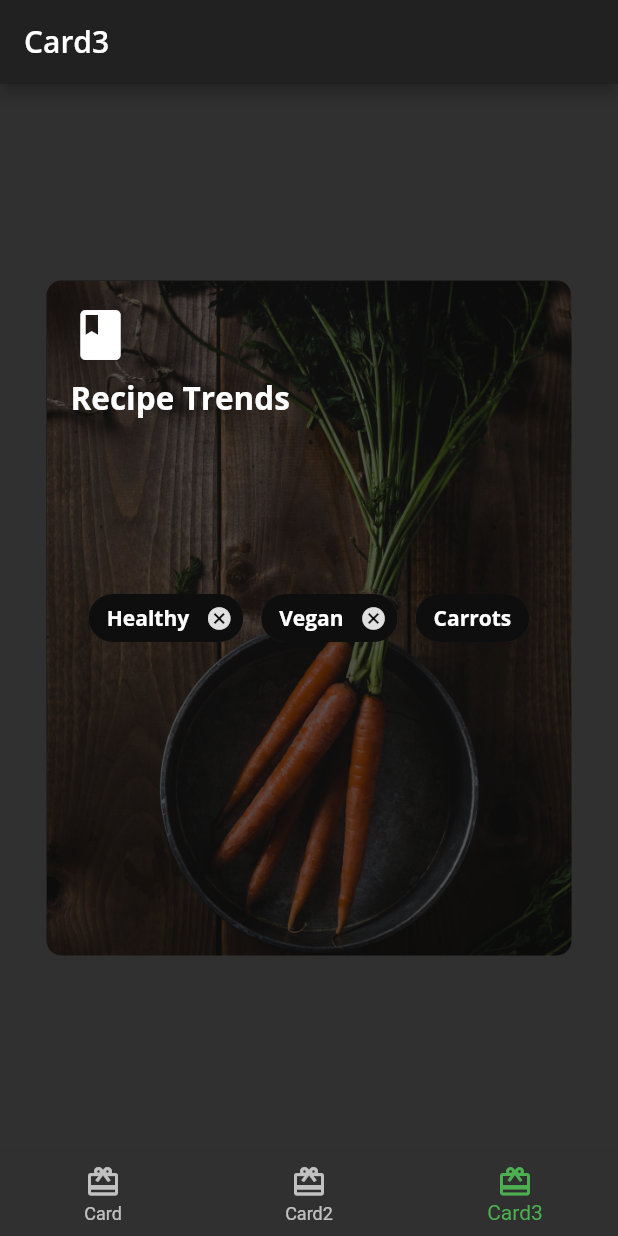
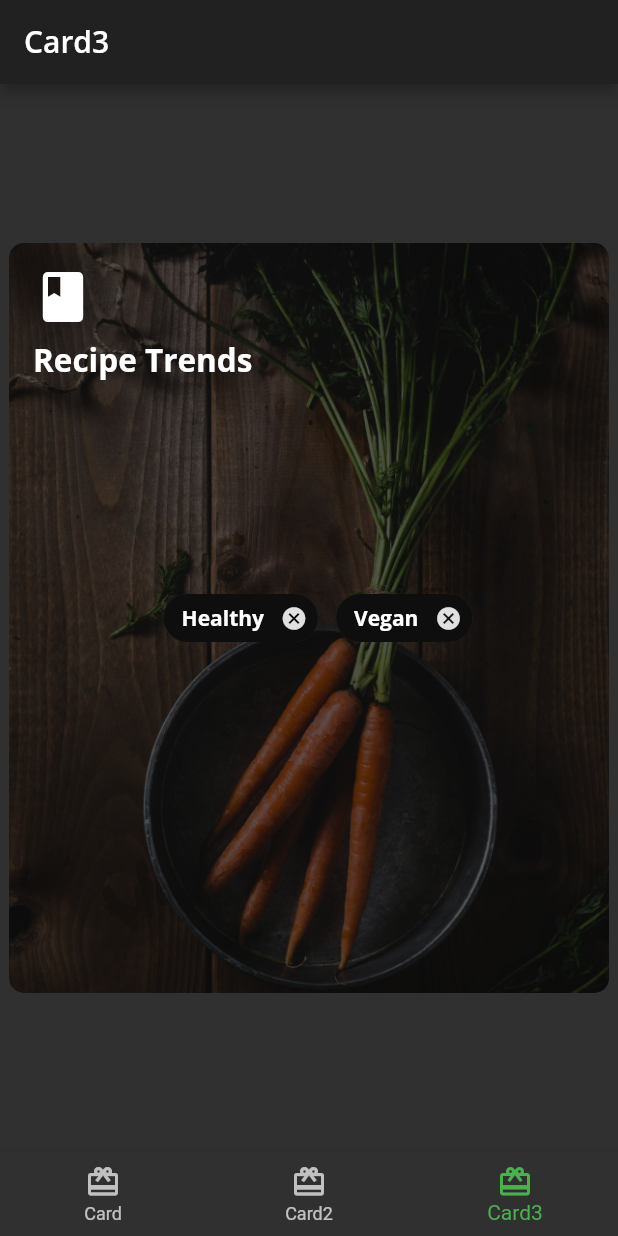
Before and after one commit to davidaodejobi/Flutter-Apprentice-Study, a Flutter app: the screen it shows after launch, item 3 of the bottom bar chosen, on a phone screen of 412 x 824 dp. Run offline on Flutter 3.47's test engine with Material 2 defaults, Android fonts, the light colour scheme and no system bars; our stand-ins replace google_fonts.

Commit message:
chip widget dip dive

```diff
--- a/fooderlich/lib/card1.dart
+++ b/fooderlich/lib/card1.dart
@@ -17,8 +17,8 @@ class Card1 extends StatelessWidget {
       child: Container(
         padding: const EdgeInsets.all(16),
         constraints: const BoxConstraints.expand(
-          width: 350,
-          height: 450,
+          width: 400,
+          height: 500,
         ),
 // Constrain the container’s size to a width of 350 and a height of 450.
         decoration: const BoxDecoration(
--- a/fooderlich/lib/card2.dart
+++ b/fooderlich/lib/card2.dart
@@ -1,5 +1,4 @@
 import 'package:flutter/material.dart';
-
 import 'author_card.dart';
 import 'fooderlich_theme.dart';
 
@@ -10,8 +9,8 @@ class Card2 extends StatelessWidget {
     return Center(
       child: Container(
         constraints: const BoxConstraints.expand(
-          width: 350,
-          height: 450,
+          width: 400,
+          height: 500,
         ),
         decoration: const BoxDecoration(
           image: DecorationImage(
--- a/fooderlich/lib/card3.dart
+++ b/fooderlich/lib/card3.dart
@@ -3,13 +3,35 @@ import 'fooderlich_theme.dart';
 
 class Card3 extends StatelessWidget {
   const Card3({Key? key}) : super(key: key);
+
+  // List<Color> colors = [
+  //   Color((Random().nextDouble() * 0xFFFFFF).toInt()).withOpacity(1.0),
+  //   Color((Random().nextDouble() * 0xFFFFFF).toInt()).withOpacity(1.0),
+  //   Color((Random().nextDouble() * 0xFFFFFF).toInt()).withOpacity(1.0),
+  //   Color((Random().nextDouble() * 0xFFFFFF).toInt()).withOpacity(1.0),
+  //   Color((Random().nextDouble() * 0xFFFFFF).toInt()).withOpacity(1.0),
+  //   Color((Random().nextDouble() * 0xFFFFFF).toInt()).withOpacity(1.0),
+  //   Color((Random().nextDouble() * 0xFFFFFF).toInt()).withOpacity(1.0),
+  //   Color((Random().nextDouble() * 0xFFFFFF).toInt()).withOpacity(1.0),
+  //   Color((Random().nextDouble() * 0xFFFFFF).toInt()).withOpacity(1.0),
+  //   Color((Random().nextDouble() * 0xFFFFFF).toInt()).withOpacity(1.0),
+  // ];
+  //to generate list of different colors
+
+  // bool isSelected = false;
+  //
+  // void _chipPressed(String? text) {
+  //   var snackBar = SnackBar(content: Text(text!));
+  //   ScaffoldMessenger.of(context).showSnackBar(snackBar);
+  // }
+
   @override
   Widget build(BuildContext context) {
     return Center(
       child: Container(
         constraints: const BoxConstraints.expand(
-          width: 350,
-          height: 450,
+          width: 400,
+          height: 500,
         ),
         decoration: const BoxDecoration(
           image: DecorationImage(
@@ -49,6 +71,8 @@ class Card3 extends StatelessWidget {
               ),
             ),
             Center(
+              child: Padding(
+                padding: const EdgeInsets.only(left: 12.0),
                 child: Wrap(
                   //Wrap is a layout widget that attempts to lay out each of its children adjacent to
                   // the previous children. If there’s not enough space, it wraps to the next line
@@ -62,24 +86,95 @@ class Card3 extends StatelessWidget {
                       label: Text('Healthy',
                           style: FooderlichTheme.darkTextTheme.bodyText1),
                       backgroundColor: Colors.black.withOpacity(0.7),
-                    onDeleted: () {
-                      print('delete');
-                    },
+                      onDeleted: () {},
                     ),
                     Chip(
                       label: Text('Vegan',
                           style: FooderlichTheme.darkTextTheme.bodyText1),
                       backgroundColor: Colors.black.withOpacity(0.7),
-                    onDeleted: () {
-                      print('delete');
-                    },
+                      onDeleted: () {},
                     ),
+                    /*
                     Chip(
                       label: Text('Carrots',
                           style: FooderlichTheme.darkTextTheme.bodyText1),
-                    backgroundColor: Colors.black.withOpacity(0.7),
+                      backgroundColor: colors[2].withOpacity(0.7),
+                      avatar: CircleAvatar(
+                        backgroundColor: Theme.of(context).primaryColor,
+                        child: const Text('D'),
                       ),
+                      labelPadding: EdgeInsets.all(4.0),
+                      shadowColor: colors[2],
+                      elevation: 10.0,
+                      deleteIcon: const Icon(Icons.cancel),
+                      onDeleted: () {
+                        setState(() {
+                          !isSelected;
+                        });
+                      },
+                    ),
+                    InputChip(
+                      avatar: CircleAvatar(
+                        backgroundColor: colors[3].withOpacity(0.7),
+                        child: Text('D'),
+                      ),
+                      label: Text('David'),
+                      onPressed: () => _chipPressed('Input chip'),
+                    ),
+                    ChoiceChip(
+                      label: const Text('Small'),
+                      selected: isSelected,
+                      onSelected: (bool deleteChip) {
+                        setState(() {
+                          isSelected = !isSelected;
+                        });
+                      },
+                      selectedColor: isSelected
+                          ? Colors.red.withOpacity(0.7)
+                          : Colors.green.withOpacity(0.7),
+                    ),
+                    const SizedBox(
+                      width: 10,
+                    ),
+                    ChoiceChip(
+                      label: const Text('Big'),
+                      selected: isSelected,
+                      onSelected: (bool deleteChip) {
+                        setState(() {
+                          deleteChip = false;
+                        });
+                      },
+                      selectedColor: isSelected
+                          ? Colors.red.withOpacity(0.7)
+                          : Colors.green.withOpacity(0.7),
+                    ),
+                    FilterChip(
+                      label: Text('FilterChip'),
+                      labelStyle: TextStyle(
+                          color: isSelected ? Colors.black : Colors.white),
+                      selected: isSelected,
+                      onSelected: (bool selected) {
+                        setState(() {
+                          isSelected = !isSelected;
+                        });
+                      },
+                      selectedColor: Theme.of(context).accentColor,
+                      checkmarkColor: Colors.black,
+                    ),
+                    ActionChip(
+                      avatar: isSelected ? CircularProgressIndicator() : null,
+                      label:
+                          Text('${isSelected ? 'Downloading...' : 'Download'}'),
+                      labelStyle: TextStyle(color: Colors.white),
+                      onPressed: () {
+                        setState(() {
+                          isSelected = !isSelected;
+                        });
+                      },
+                    ),
+                    */
                   ],
+                ),
               ),
             ),
           ],
```
Lines whose indentation alone changed are shown as unchanged.
